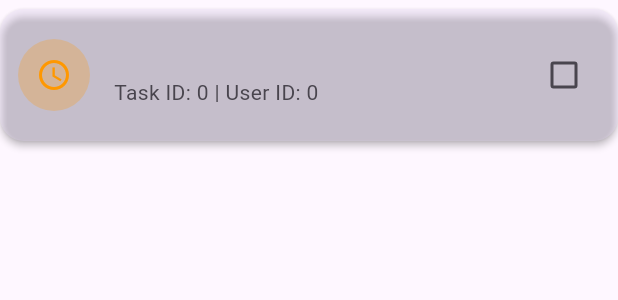
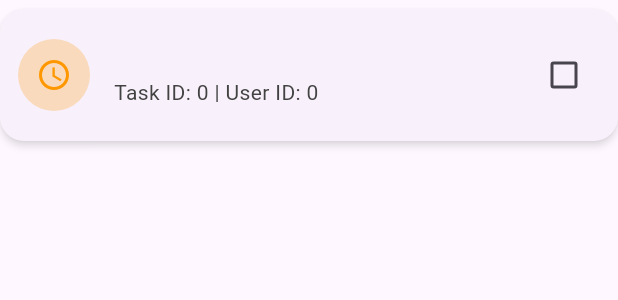
Before and after one commit to DamianBrown-git/MobileApp_Damian, a Flutter app: the _TodoCard widget shown alone on an empty page, opened directly with empty values, on a phone screen of 412 x 824 dp. Shown: the top 300 px of the screen. Run offline on Flutter 3.47's test engine with Material 3 defaults, Android fonts, the phone set to English and light mode, and no system bars; our stand-ins replace flutter_riverpod, go_router; network calls fail.

Commit message:
Final Touches To 'rest_riverpod_damian' Before Lab 4 Submission

```diff
--- a/rest_riverpod_damian/lib/screens/todo_list_screen.dart
+++ b/rest_riverpod_damian/lib/screens/todo_list_screen.dart
@@ -12,9 +12,12 @@ class TodoListScreen extends ConsumerWidget {
     final todosAsync = ref.watch(todoListProvider);
 
     return Scaffold(
+      backgroundColor: const Color(0xFFEEF1FA), // soft light background
       appBar: AppBar(
         title: const Text('Todo List'),
-        backgroundColor: Theme.of(context).colorScheme.primaryContainer,
+        backgroundColor: const Color(0xFFD0BCFF), // stronger purple
+        surfaceTintColor: Colors.transparent,
+        scrolledUnderElevation: 0, // keeps color from changing on scroll
       ),
       body: todosAsync.when(
         loading: () => const Center(child: CircularProgressIndicator()),
@@ -64,7 +67,9 @@ class _TodoCard extends ConsumerWidget {
     return Card(
       margin: const EdgeInsets.symmetric(vertical: 6),
       elevation: 2,
-      color: Theme.of(context).colorScheme.primaryContainer.withValues(alpha: 0.25),
+      color: const Color(0xFFF8F0FA), // light pink-lavender card
+      surfaceTintColor: Colors.transparent, // removes the gray tint
+      shadowColor: Colors.black54,
       shape: RoundedRectangleBorder(borderRadius: BorderRadius.circular(16)),
       child: ListTile(
         contentPadding:
@@ -82,10 +87,13 @@ class _TodoCard extends ConsumerWidget {
           style: TextStyle(
             fontSize: 18,
             decoration: done ? TextDecoration.lineThrough : null,
-            color: done ? const Color.fromARGB(255, 0, 0, 0) : null,
+            color: done ? Colors.grey.shade600 : const Color(0xFF1D1B20),
           ),
         ),
-        subtitle: Text('Task ID: ${todo.id} | User ID: ${todo.userId}'),
+        subtitle: Text(
+          'Task ID: ${todo.id} | User ID: ${todo.userId}',
+          style: TextStyle(color: Colors.grey.shade800),
+        ),
         trailing: Checkbox(
           value: done,
           onChanged: (_) =>
```
